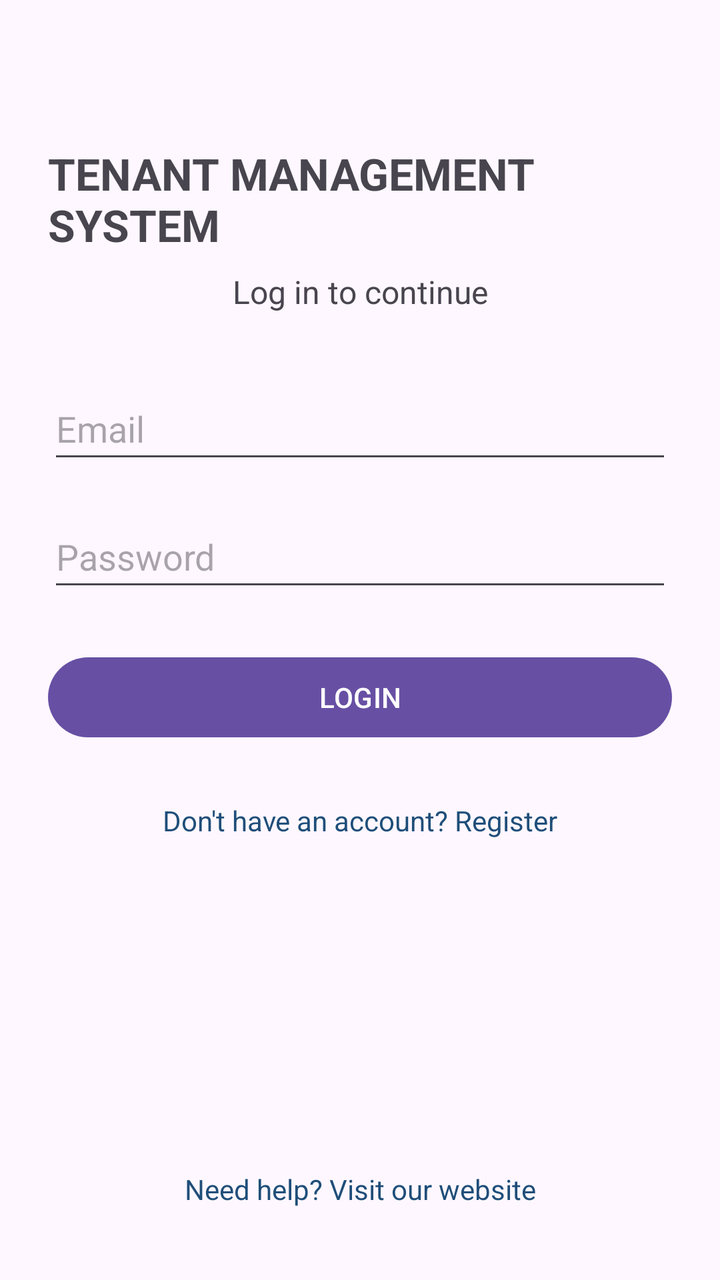
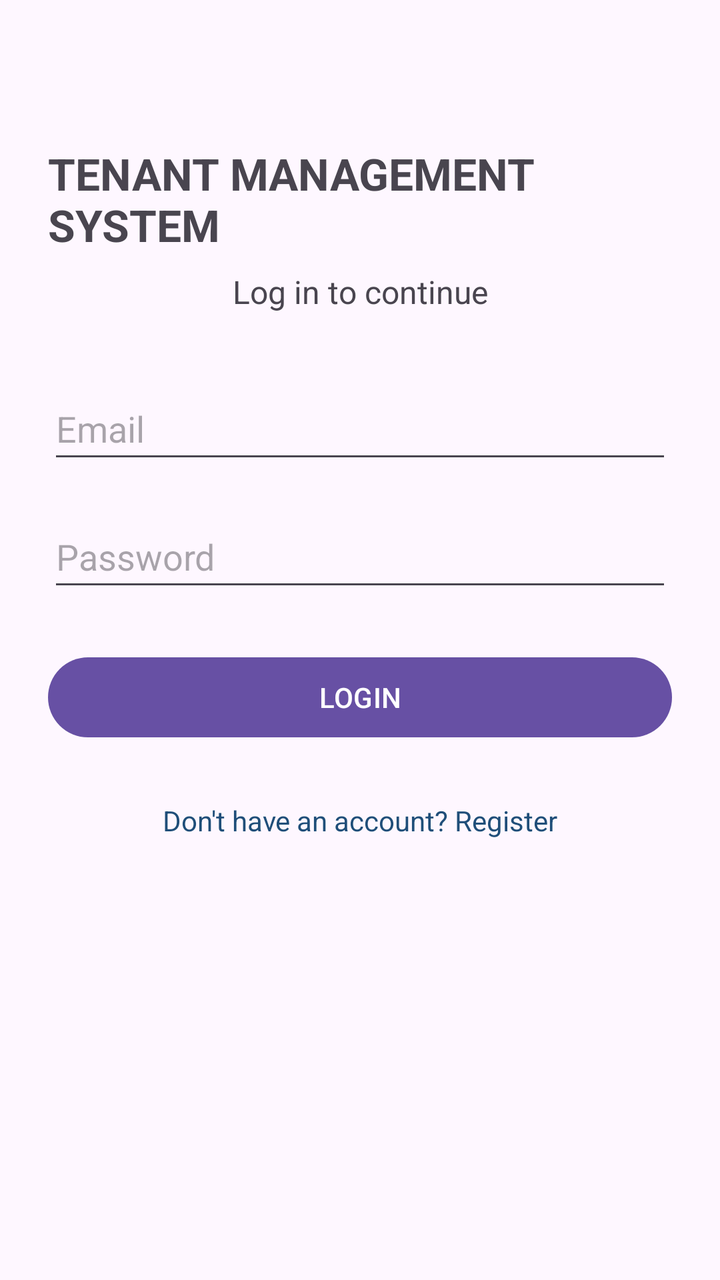

Before-and-after screenshots of an Android layout around one commit, followed by the original layout XML and the change that was made.
<!-- AndroidManifest.xml: application theme Theme.TenantManagementSystem -->
<!-- res/layout/activity_login.xml -->
<androidx.constraintlayout.widget.ConstraintLayout
    xmlns:android="http://schemas.android.com/apk/res/android"
    xmlns:app="http://schemas.android.com/apk/res-auto"
    android:layout_width="match_parent"
    android:layout_height="match_parent"
    android:fitsSystemWindows="true"
    android:padding="24dp">
    <TextView
        android:id="@+id/loginTitleTextView"
        android:layout_width="wrap_content"
        android:layout_height="wrap_content"
        android:text="TENANT MANAGEMENT SYSTEM"
        android:textSize="22sp"
        android:textStyle="bold"
        android:layout_marginTop="48dp"
        app:layout_constraintTop_toTopOf="parent"
        app:layout_constraintStart_toStartOf="parent"
        app:layout_constraintEnd_toEndOf="parent" />
    <TextView
        android:id="@+id/loginSubtitleTextView"
        android:layout_width="wrap_content"
        android:layout_height="wrap_content"
        android:text="Log in to continue"
        android:textSize="16sp"
        android:layout_marginTop="8dp"
        app:layout_constraintTop_toBottomOf="@id/loginTitleTextView"
        app:layout_constraintStart_toStartOf="parent"
        app:layout_constraintEnd_toEndOf="parent" />
    <EditText
        android:id="@+id/emailEditText"
        android:layout_width="0dp"
        android:layout_height="wrap_content"
        android:hint="Email"
        android:inputType="textEmailAddress"
        android:minHeight="48dp"
        android:layout_marginTop="32dp"
        app:layout_constraintTop_toBottomOf="@id/loginSubtitleTextView"
        app:layout_constraintStart_toStartOf="parent"
        app:layout_constraintEnd_toEndOf="parent" />
    <EditText
        android:id="@+id/passwordEditText"
        android:layout_width="0dp"
        android:layout_height="wrap_content"
        android:hint="Password"
        android:inputType="textPassword"
        android:minHeight="48dp"
        android:layout_marginTop="16dp"
        app:layout_constraintTop_toBottomOf="@id/emailEditText"
        app:layout_constraintStart_toStartOf="parent"
        app:layout_constraintEnd_toEndOf="parent" />
    <Button
        android:id="@+id/loginButton"
        android:layout_width="0dp"
        android:layout_height="wrap_content"
        android:text="LOGIN"
        android:layout_marginTop="24dp"
        app:layout_constraintTop_toBottomOf="@id/passwordEditText"
        app:layout_constraintStart_toStartOf="parent"
        app:layout_constraintEnd_toEndOf="parent" />
    <TextView
        android:id="@+id/registerTextView"
        android:layout_width="wrap_content"
        android:layout_height="wrap_content"
        android:text="Don't have an account? Register"
        android:textColor="#1F4E79"
        android:padding="12dp"
        android:layout_marginTop="16dp"
        app:layout_constraintTop_toBottomOf="@id/loginButton"
        app:layout_constraintStart_toStartOf="parent"
        app:layout_constraintEnd_toEndOf="parent" />
    <TextView
        android:id="@+id/helpTextView"
        android:layout_width="wrap_content"
        android:layout_height="wrap_content"
        android:text="Need help? Visit our website"
        android:textColor="#1F4E79"
        android:padding="12dp"
        app:layout_constraintBottom_toBottomOf="parent"
        app:layout_constraintStart_toStartOf="parent"
        app:layout_constraintEnd_toEndOf="parent" />
</androidx.constraintlayout.widget.ConstraintLayout>
<!-- resources referenced by this layout -->
<resources>
  <style name="Theme.TenantManagementSystem" parent="Base.Theme.TenantManagementSystem" />
  <style name="Base.Theme.TenantManagementSystem" parent="Theme.Material3.DayNight.NoActionBar">
          
          
      </style>
</resources>

<!-- the commit's change to res/layout/activity_login.xml (unified diff, before → after) -->
@@ -1,3 +1,4 @@
+<?xml version="1.0" encoding="utf-8"?>
 <androidx.constraintlayout.widget.ConstraintLayout
     xmlns:android="http://schemas.android.com/apk/res/android"
     xmlns:app="http://schemas.android.com/apk/res-auto"
@@ -68,14 +69,4 @@
         app:layout_constraintTop_toBottomOf="@id/loginButton"
         app:layout_constraintStart_toStartOf="parent"
         app:layout_constraintEnd_toEndOf="parent" />
-    <TextView
-        android:id="@+id/helpTextView"
-        android:layout_width="wrap_content"
-        android:layout_height="wrap_content"
-        android:text="Need help? Visit our website"
-        android:textColor="#1F4E79"
-        android:padding="12dp"
-        app:layout_constraintBottom_toBottomOf="parent"
-        app:layout_constraintStart_toStartOf="parent"
-        app:layout_constraintEnd_toEndOf="parent" />
 </androidx.constraintlayout.widget.ConstraintLayout>
